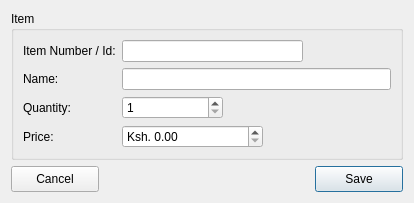
Qt form src/add_new.ui (krivahtoo/stockmanager) before a commit.
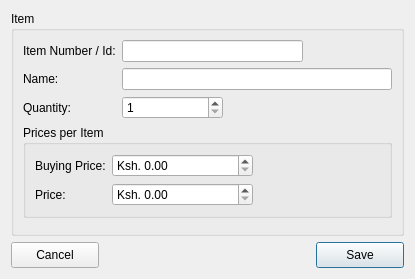
The same form after that commit. Icons and pictures are not drawn.

What changed in the file:
```diff
--- a/src/add_new.ui
+++ b/src/add_new.ui
@@ -9,8 +9,8 @@
    <rect>
     <x>0</x>
     <y>0</y>
-    <width>414</width>
-    <height>190</height>
+    <width>415</width>
+    <height>250</height>
    </rect>
   </property>
   <property name="minimumSize">
@@ -33,7 +33,7 @@
   </property>
   <layout class="QVBoxLayout" name="verticalLayout">
    <item>
-    <widget class="QGroupBox" name="groupBox">
+    <widget class="QGroupBox" name="grpItem">
      <property name="title">
       <string>Item</string>
      </property>
@@ -85,15 +85,44 @@
         </property>
        </widget>
       </item>
-      <item row="3" column="0">
+      <item row="4" column="0" colspan="2">
+       <widget class="QGroupBox" name="groupBox">
+        <property name="title">
+         <string>Prices per Item</string>
+        </property>
+        <layout class="QFormLayout" name="formLayout_2">
+         <item row="0" column="0">
+          <widget class="QLabel" name="label">
+           <property name="text">
+            <string>Buying Price:</string>
+           </property>
+          </widget>
+         </item>
+         <item row="0" column="1">
+          <widget class="QSpinBox" name="spnBuyingPrice">
+           <property name="maximumSize">
+            <size>
+             <width>141</width>
+             <height>16777215</height>
+            </size>
+           </property>
+           <property name="suffix">
+            <string>.00</string>
+           </property>
+           <property name="prefix">
+            <string>Ksh. </string>
+           </property>
+          </widget>
+         </item>
+         <item row="1" column="0">
        <widget class="QLabel" name="lblPrice">
         <property name="text">
          <string>Price:</string>
         </property>
        </widget>
       </item>
-      <item row="3" column="1">
-       <widget class="QSpinBox" name="spbPrice">
+         <item row="1" column="1">
+          <widget class="QSpinBox" name="spnPrice">
         <property name="maximumSize">
          <size>
           <width>141</width>
@@ -117,7 +146,7 @@
      </layout>
     </widget>
    </item>
-   <item>
+      <item row="5" column="0" colspan="2">
     <spacer name="verticalSpacer">
      <property name="orientation">
       <enum>Qt::Vertical</enum>
@@ -130,6 +159,9 @@
      </property>
     </spacer>
    </item>
+     </layout>
+    </widget>
+   </item>
    <item>
     <layout class="QHBoxLayout" name="horizontalLayout">
      <item>
```
Left out of the diff: 6 changed lines with no effect on the pictures. Lines whose indentation alone changed are shown as unchanged.
